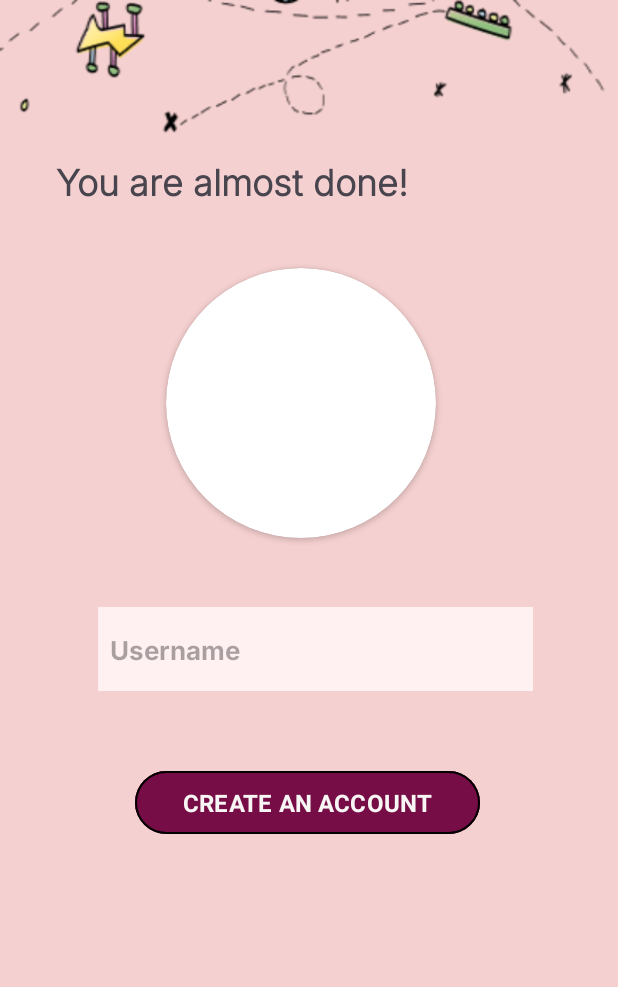
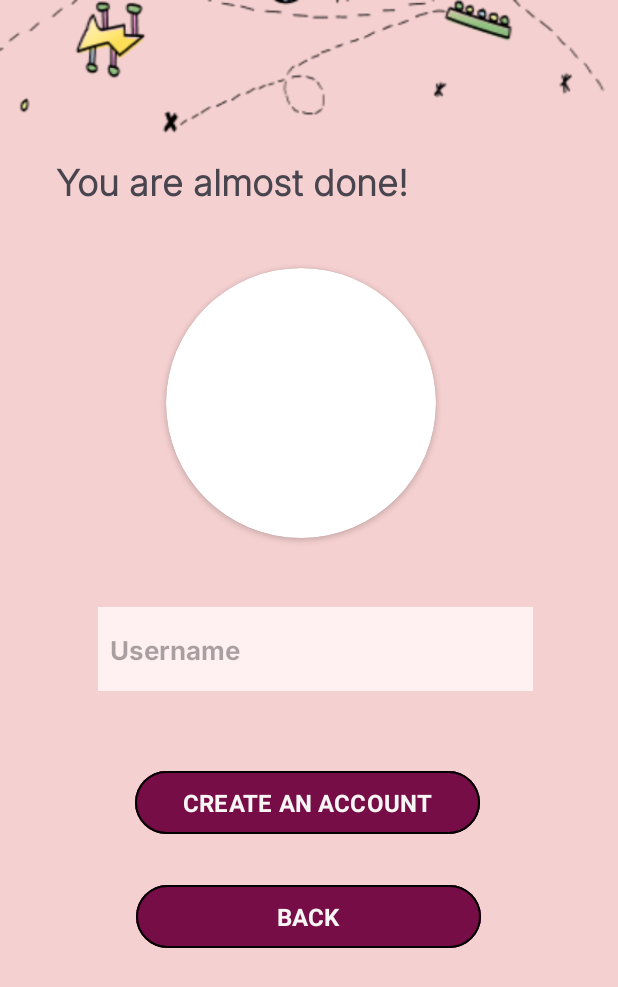
Before and after one commit to Kairos5106/STEMify, an Android app: the SignUp3 screen opened through its navigation route, on a phone screen of 412 x 824 dp. Shown: the top 987 px of the screen. Run offline under Robolectric (Android 15) with nearby library versions, the phone set to English and light mode, and no system bars; our stand-ins replace Firebase (no records; nobody signed in at launch, a user with empty details on screens opened directly), Picasso; pictures from the network do not load; 1 statement that could not run was skipped.

Commit message:
New update on sign up + lock account

```diff
--- a/app/src/main/java/com/example/stemify/DataManager.java
+++ b/app/src/main/java/com/example/stemify/DataManager.java
@@ -4,6 +4,7 @@ import java.util.HashMap;
 import java.util.Map;
 
 public class DataManager {
+    //a public class to temporarily hold data in key-value pair
     private static DataManager instance;
     private static DataManager postInstance;
     private Map<String, Object> dataMap;
--- a/app/src/main/java/com/example/stemify/LoginFailed.java
+++ b/app/src/main/java/com/example/stemify/LoginFailed.java
@@ -16,11 +16,6 @@ public class LoginFailed extends AppCompatActivity {
         super.onCreate(savedInstanceState);
         setContentView(R.layout.activity_login_failed);
 
-        SharedPreferences pref = this.getSharedPreferences("LoginFail", Context.MODE_PRIVATE);
-        SharedPreferences.Editor editor = pref.edit();
-        editor.putLong("ATTEMPT_Time", System.currentTimeMillis());
-        editor.commit();
-
         //return to splash 2 page
         Button BtnBackToSplash2 = findViewById(R.id.BtnBackToSplash2);
         BtnBackToSplash2.setOnClickListener(new View.OnClickListener() {
@@ -28,7 +23,6 @@ public class LoginFailed extends AppCompatActivity {
             public void onClick(View v) {
                 Intent returnBack = new Intent(getApplicationContext(), Splash2.class);
                 startActivity(returnBack);
-                //overridePendingTransition(R.anim.slide_in_left, R.anim.slide_in_right);
                 finish();
             }
         });
--- a/app/src/main/java/com/example/stemify/MainActivity.java
+++ b/app/src/main/java/com/example/stemify/MainActivity.java
@@ -25,8 +25,9 @@ public class MainActivity extends AppCompatActivity {
             @Override
             public void onClick(View v) {
 
-                //check if the user has logged in recently (didn't log out)
-                //if yes, direct to home page
+                //check if a user has logged in recently (didn't log out)
+                //if yes, use back the same account and go to welcome page (don't have to login again)
+                //if no, go to splash 2 page where the user can login/sign up
                 FirebaseUser currentUser = mAuth.getCurrentUser();
                 if(currentUser != null){
                     Intent nextScreen = new Intent(getApplicationContext(), Welcome.class);
--- a/app/src/main/java/com/example/stemify/PasswordChangeDone.java
+++ b/app/src/main/java/com/example/stemify/PasswordChangeDone.java
@@ -16,7 +16,7 @@ public class PasswordChangeDone extends AppCompatActivity {
         super.onCreate(savedInstanceState);
         setContentView(R.layout.activity_password_change_done);
 
-        //return to login page
+        //inform the user that their password has changed and return to login page
         Button BtnBackToLogin = findViewById(R.id.BtnBackToLogin);
         BtnBackToLogin.setOnClickListener(new View.OnClickListener() {
             @Override
--- a/app/src/main/java/com/example/stemify/SignUp1.java
+++ b/app/src/main/java/com/example/stemify/SignUp1.java
@@ -75,23 +75,18 @@ public class SignUp1 extends Fragment {
         return inflater.inflate(R.layout.fragment_sign_up1, container, false);
     }
 
-    //checker for identity selection
     boolean selectionChecker = false;
     String chosenIdentity = "";
-
-    SignUp3 SU3 = new SignUp3();
-    Bundle bundleOne = new Bundle();
 
     @Override
     public void onViewCreated(View view, @Nullable Bundle savedInstanceState){
 
         TextView TVSelectIdentity = view.findViewById(R.id.TVSelectIdentity);
 
-        //dropdown for identity
+        //dropdown (spinner) for identity
         String[] IDENTITY = new String[]{
                 "Identity", "Student", "Tutor", "Parent", "Company", "Community", "Psychiatrist"
         };
-
         Spinner SPIdentity = (Spinner) view.findViewById(R.id.SPIdentity);
         ArrayAdapter<String> arrAdapter = new ArrayAdapter<String>(getContext(), android.R.layout.simple_spinner_item, IDENTITY);
         arrAdapter.setDropDownViewResource(android.R.layout.simple_spinner_dropdown_item);
@@ -101,6 +96,7 @@ public class SignUp1 extends Fragment {
             public void onItemSelected(AdapterView<?> parent, View view, int position, long id) {
                 //check if the selection is "Identity"
                 if (parent.getItemAtPosition(position).equals("Identity")){
+                    //if no identity selected, notify the user
                     TVSelectIdentity.setText("Please Select An Identity");
                     TVSelectIdentity.setTextColor(Color.RED);
                 }else{
@@ -148,7 +144,7 @@ public class SignUp1 extends Fragment {
                     String email = ETRegisterEmail.getText().toString();
                     String organization = ETOrganization.getText().toString();
 
-                    //send data to SignUp3
+                    //get Data Manager class to temporarily hold data
                     DataManager.getInstance().putData("fullname", fullname);
                     DataManager.getInstance().putData("email", email);
                     DataManager.getInstance().putData("identity", chosenIdentity);
--- a/app/src/main/java/com/example/stemify/SignUp3.java
+++ b/app/src/main/java/com/example/stemify/SignUp3.java
@@ -8,6 +8,7 @@ import android.os.Bundle;
 import androidx.annotation.NonNull;
 import androidx.annotation.Nullable;
 import androidx.fragment.app.Fragment;
+import androidx.navigation.Navigation;
 
 import android.text.TextUtils;
 import android.view.LayoutInflater;
@@ -88,6 +89,7 @@ public class SignUp3 extends Fragment {
     ImageView ProfilePic;
     String userIcon;
 
+    //url to icon for each identity
     String studentIcon = "https://firebasestorage.googleapis.com/v0/b/stemify-708cf.appspot.com/o/profile_icons%2Fstudent.jpg?alt=media&token=2e43d78e-f53d-41d0-8074-9c027435d037";
     String tutorIcon = "https://firebasestorage.googleapis.com/v0/b/stemify-708cf.appspot.com/o/profile_icons%2Ftutor.jpg?alt=media&token=47359f41-fac1-458d-a531-d3bb545e271b";
     String parentIcon = "https://firebasestorage.googleapis.com/v0/b/stemify-708cf.appspot.com/o/profile_icons%2Fparent.jpg?alt=media&token=e717737a-4a92-4abd-b2e7-1a95800b4b1c";
@@ -98,6 +100,7 @@ public class SignUp3 extends Fragment {
 
     @Override
     public void onViewCreated(View view, @Nullable Bundle savedInstanceState){
+        //load the respective image into the Image View based on the chosen identity previously
         ProfilePic = view.findViewById(R.id.ProfilePic);
         String identity = (String) DataManager.getInstance().getData("identity");
         switch(identity){
@@ -133,6 +136,14 @@ public class SignUp3 extends Fragment {
 
         }
 
+        Button BtnBackToSU2 = view.findViewById(R.id.BtnBackToSU2);
+        BtnBackToSU2.setOnClickListener(new View.OnClickListener() {
+            @Override
+            public void onClick(View v) {
+                Navigation.findNavController(view).navigate(R.id.NavSignUp2);
+            }
+        });
+
         mAuth = FirebaseAuth.getInstance();
         Button BtnCreateAcc = view.findViewById(R.id.BtnCreateAcc);
         BtnCreateAcc.setOnClickListener(new View.OnClickListener() {
@@ -148,11 +159,9 @@ public class SignUp3 extends Fragment {
                 }
 
                 if(hasInput) {
-
                     //save all data from SignUp1 till SignUp3
                     //from Sign Up 1:
                     //ETFullname, ETRegisterEmail, chosenIdentity, ETOrganization
-                    //retrieving data
                     String fullname = (String) DataManager.getInstance().getData("fullname");
                     String email = (String) DataManager.getInstance().getData("email");
                     String organization = (String) DataManager.getInstance().getData("organization");
@@ -179,19 +188,22 @@ public class SignUp3 extends Fragment {
                     user.setPhotoUrl(userIcon);
                     user.setDisplayName(username);
                     user.setCheckAnonymous(false);
+                    user.setLoginTrial(0);
+                    user.setAttemptTime(0);
 
-                    //saving data in firebase
+                    //create the user account in the Firebase User Authentication
                     mAuth.createUserWithEmailAndPassword(email, password)
                             .addOnCompleteListener(new OnCompleteListener<AuthResult>() {
                                 @Override
                                 public void onComplete(@NonNull Task<AuthResult> task) {
                                     if (task.isSuccessful()) {
+                                        //sign in successfully
                                         String userId = mAuth.getUid();
 
-                                        // Save additional details to the database
+                                        // Save additional details to the Firebase Realtime Database
                                         userRef.child("users").child(userId).setValue(user);
 
-                                        //sign in successfully
+                                        //move to the congrats class
                                         Intent nextScreen = new Intent(getActivity(), Congrats.class);
                                         startActivity(nextScreen);
                                         nextScreen.setFlags(Intent.FLAG_ACTIVITY_CLEAR_TASK | Intent.FLAG_ACTIVITY_NEW_TASK);
--- a/app/src/main/java/com/example/stemify/Welcome.java
+++ b/app/src/main/java/com/example/stemify/Welcome.java
@@ -16,7 +16,7 @@ public class Welcome extends AppCompatActivity {
         super.onCreate(savedInstanceState);
         setContentView(R.layout.activity_welcome);
 
-        //go to home page screen
+        //welcome the user and go to home page screen
         Button BtnContinueToHome = findViewById(R.id.BtnContinueToHome);
         BtnContinueToHome.setOnClickListener(new View.OnClickListener() {
             @Override
--- a/app/src/main/res/layout/fragment_sign_up3.xml
+++ b/app/src/main/res/layout/fragment_sign_up3.xml
@@ -62,6 +62,25 @@
         app:strokeColor="#000000"
         app:strokeWidth="1dp" />
 
+    <Button
+        android:id="@+id/BtnBackToSU2"
+        android:layout_width="230dp"
+        android:layout_height="50dp"
+        android:layout_marginStart="90dp"
+        android:layout_marginTop="26dp"
+        android:layout_marginEnd="91dp"
+        android:backgroundTint="#770D46"
+        android:fontFamily="sans-serif"
+        android:text="BACK"
+        android:textColor="#F8F5F5"
+        android:textSize="16sp"
+        android:textStyle="bold"
+        app:layout_constraintEnd_toEndOf="parent"
+        app:layout_constraintStart_toStartOf="parent"
+        app:layout_constraintTop_toBottomOf="@+id/BtnCreateAcc"
+        app:strokeColor="#000000"
+        app:strokeWidth="1dp" />
+
     <androidx.cardview.widget.CardView
         android:id="@+id/pp"
         android:layout_width="180dp"
```
Also changed, not shown: app/src/main/java/com/example/stemify/ChangePassword.java (+8 -7 lines), app/src/main/java/com/example/stemify/ForgotPassword.java (+26 -16 lines), app/src/main/java/com/example/stemify/Login.java (+79 -18 lines), app/src/main/java/com/example/stemify/SignUp2.java (+10 -7 lines), app/src/main/java/com/example/stemify/User.java (+12 -1 lines), app/src/main/res/layout/fragment_sign_up2.xml (+12 -0 lines).
